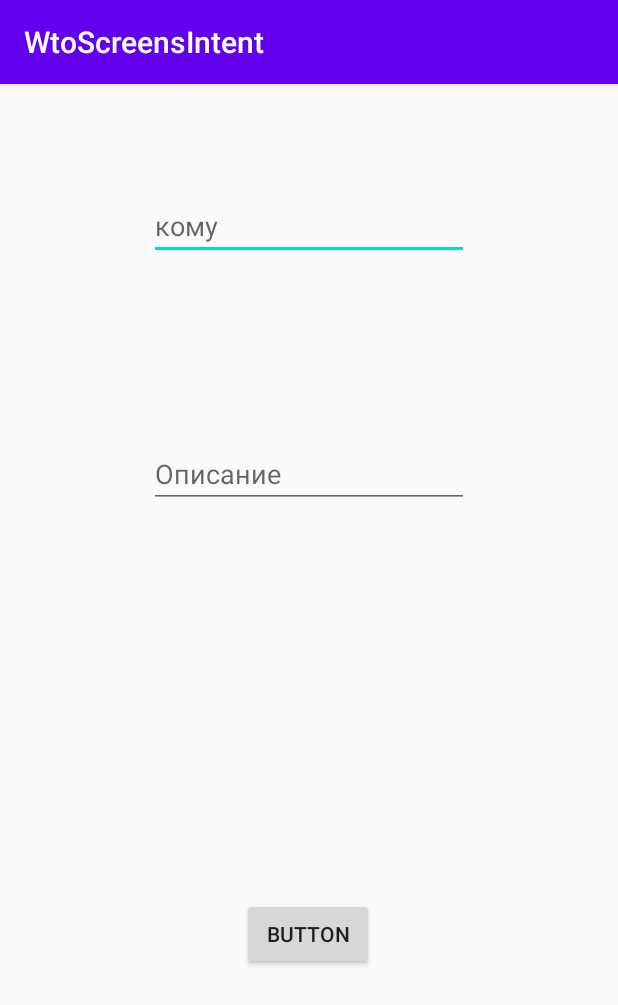
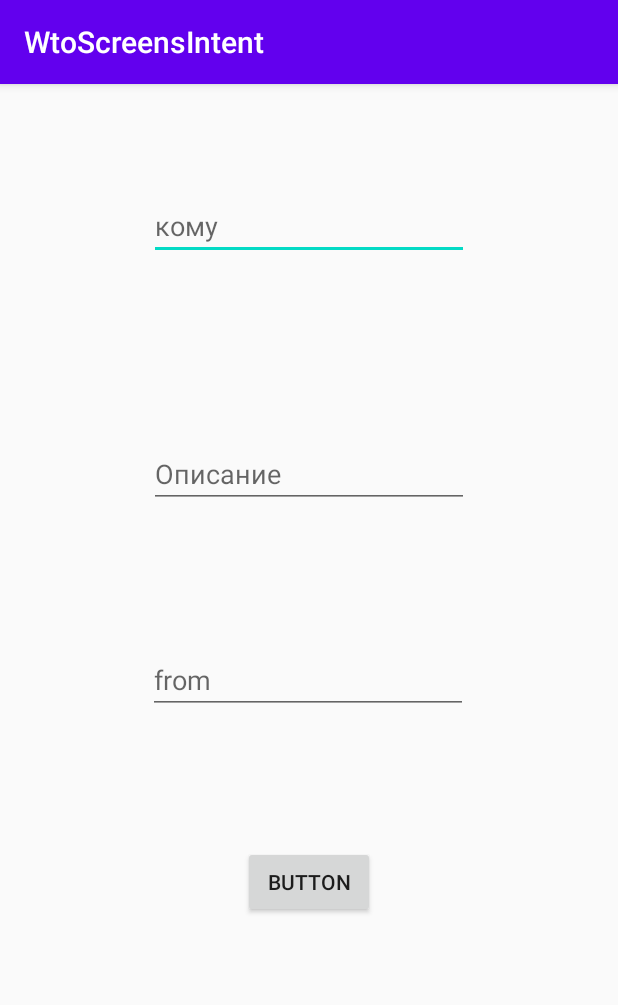
Before and after one commit to OldFreddy/TwoScreensIntent, an Android app: the screen it shows after launch (MainActivity), on a phone screen of 412 x 824 dp. Shown: the top 1005 px of the screen. Run offline under Robolectric (Android 15) with nearby library versions, the phone set to English and light mode, and no system bars.

Commit message:
const keys

```diff
--- a/app/src/main/java/com/example/wtoscreensintent/MainActivity.kt
+++ b/app/src/main/java/com/example/wtoscreensintent/MainActivity.kt
@@ -14,8 +14,9 @@ class MainActivity : AppCompatActivity() {
             val intent = Intent(this, AboutActivity::class.java)
 
 
-            intent.putExtra("username", nameText.text.toString())
-            intent.putExtra("gift", descriptionText.text.toString())
+            intent.putExtra(nameKey, nameText.text.toString())
+            intent.putExtra(descriptionKEy, descriptionText.text.toString())
+            intent.putExtra(fromKey, fromText.text.toString())
             startActivity(intent)
 
         }
--- a/app/src/main/res/layout/activity_main.xml
+++ b/app/src/main/res/layout/activity_main.xml
@@ -35,15 +35,29 @@
         app:layout_constraintTop_toBottomOf="@+id/nameText" />
 
 
-
     <Button
         android:id="@+id/goToSecondButton"
         android:layout_width="wrap_content"
         android:layout_height="wrap_content"
-        android:layout_marginTop="260dp"
+        android:layout_marginStart="162dp"
+        android:layout_marginTop="88dp"
+        android:layout_marginEnd="162dp"
         android:text="@string/Description"
         app:layout_constraintEnd_toEndOf="parent"
-        app:layout_constraintHorizontal_bias="0.498"
+        app:layout_constraintStart_toStartOf="parent"
+        app:layout_constraintTop_toBottomOf="@+id/fromText" />
+
+    <EditText
+        android:id="@+id/fromText"
+        android:layout_width="wrap_content"
+        android:layout_height="wrap_content"
+        android:layout_marginStart="100dp"
+        android:layout_marginTop="92dp"
+        android:layout_marginEnd="101dp"
+        android:ems="10"
+        android:inputType="textPersonName"
+        android:hint="@string/from"
+        app:layout_constraintEnd_toEndOf="parent"
         app:layout_constraintStart_toStartOf="parent"
         app:layout_constraintTop_toBottomOf="@+id/descriptionText" />
 
--- a/app/src/main/res/values/strings.xml
+++ b/app/src/main/res/values/strings.xml
@@ -12,4 +12,5 @@
     <string name="to">кому</string>
     <string name="Description">Button</string>
     <string name="descr">Описание</string>
+    <string name="from">from</string>
 </resources>
```
Also changed, not shown: app/src/main/java/com/example/wtoscreensintent/AboutActivity.kt (+13 -4 lines).
